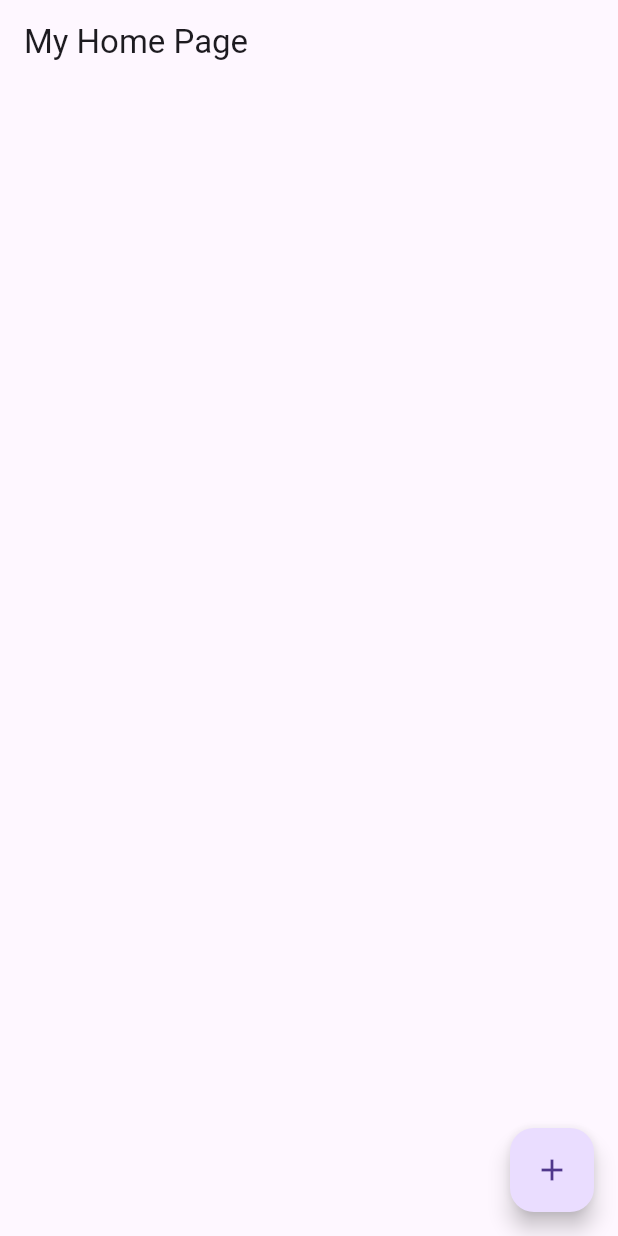
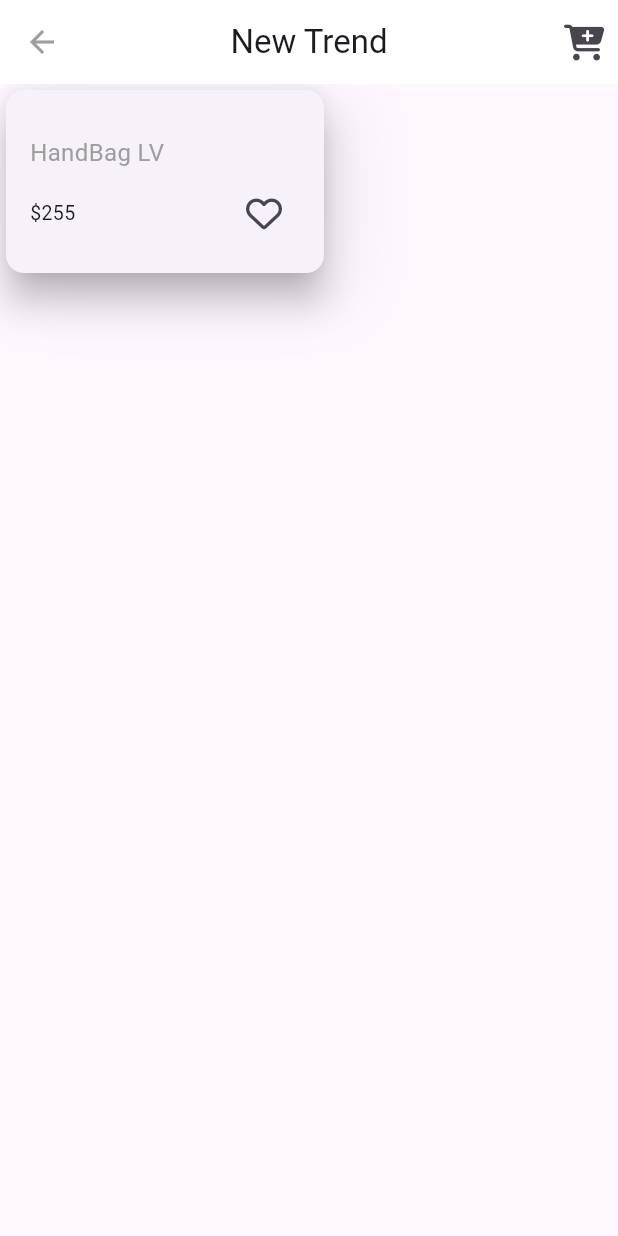
Before and after one commit to Mo7amed-fawzy/store-app, a Flutter app: the screen it shows after launch, on a phone screen of 412 x 824 dp. Run offline on Flutter 3.47's test engine with Material 3 defaults, Android fonts, the phone set to English and light mode, and no system bars; our stand-ins replace font_awesome_flutter.

Commit message:
create first look in ui

```diff
--- a/lib/main.dart
+++ b/lib/main.dart
@@ -1,60 +1,62 @@
-import 'package:flutter/foundation.dart';
 import 'package:flutter/material.dart';
-import 'package:http/http.dart' as http;
+import 'package:store_app/screens/home_page.dart';
 
 void main() {
-  runApp(const MyApp());
+  runApp(const StoreApp());
 }
 
-class MyApp extends StatelessWidget {
-  const MyApp({super.key});
+class StoreApp extends StatelessWidget {
+  const StoreApp({super.key});
 
   @override
   Widget build(BuildContext context) {
-    return const MaterialApp(
-      debugShowCheckedModeBanner: false,
-      home: MyHomePage(),
+    return MaterialApp(
+      // بحط الروتس علشان احط الويدجيت من خلال الاسم
+      routes: {
+        HomePage.id: (context) => const HomePage(),
+      },
+      initialRoute: HomePage.id,
     );
   }
 }
 
-class MyHomePage extends StatelessWidget {
-  const MyHomePage({super.key});
+// class MyHomePage extends StatelessWidget {
+//   const MyHomePage({super.key});
 
-  @override
-  Widget build(BuildContext context) {
-    return Scaffold(
-      appBar: AppBar(
-        title: const Text('My Home Page'),
-      ),
-      body: const Center(),
-      floatingActionButton: FloatingActionButton(
-        onPressed: () async {
-          // Add your action here
-          http.Response response =
-              await http.post(Uri.parse('https://fakestoreapi.com/products'),
-                  // علشان البودي هي ماب فهعمل القوس دا
-                  body: {
-                'title': 'test product',
-                'price': '13.5',
-                'description': 'lorem ipsum set',
-                'image': 'https://i.pravatar.cc',
-                'category': 'electronic',
-              },
-                  // هحدد نوع البيانات البستقبلها والببعتها
-                  headers: {
-                'Accept': 'application/json',
-                'Content-Type':
-                    'application/x-www-form-urlencoded' // باخد القبل ال;
-              }); // bearer token يعني عندي صلاحيات علي اليوارال اني عندي صلاحيه اضيف
-          // وبستقبلها لما اعمل ريجستر وبترجع حاجه اسمها كريدينشيالز فالفايرباز
-          // جواها في حاجه اسمها توكن ودي بستعملها عشان اعبر ان عندي صلاحيه لاي حاجه علي فايرباز
-          if (kDebugMode) {
-            print(response.body);
-          }
-        },
-        child: const Icon(Icons.add),
-      ),
-    );
-  }
-}
+//   @override
+//   Widget build(BuildContext context) {
+//     return Scaffold(
+//       appBar: AppBar(
+//         title: const Text('My Home Page'),
+//       ),
+//       body: const Center(),
+//       floatingActionButton: FloatingActionButton(
+//         onPressed: () async {
+//           // Add your action here
+//           http.Response response =
+//               await http.post(Uri.parse('https://fakestoreapi.com/products'),
+//                   // علشان البودي هي ماب فهعمل القوس دا
+//                   body: {
+//                 'title': 'test product',
+//                 'price': '13.5',
+//                 'description': 'lorem ipsum set',
+//                 'image': 'https://i.pravatar.cc',
+//                 'category': 'electronic',
+//               },
+//                   // هحدد نوع البيانات البستقبلها والببعتها
+//                   headers: {
+//                 'Accept': 'application/json',
+//                 'Content-Type':
+//                     'application/x-www-form-urlencoded' // باخد القبل ال;
+//               }); // bearer token يعني عندي صلاحيات علي اليوارال اني عندي صلاحيه اضيف
+//           // وبستقبلها لما اعمل ريجستر وبترجع حاجه اسمها كريدينشيالز فالفايرباز
+//           // جواها في حاجه اسمها توكن ودي بستعملها عشان اعبر ان عندي صلاحيه لاي حاجه علي فايرباز
+//           if (kDebugMode) {
+//             print(response.body);
+//           }
+//         },
+//         child: const Icon(Icons.add),
+//       ),
+//     );
+//   }
+// }
--- /dev/null
+++ b/lib/screens/home_page.dart
@@ -0,0 +1,82 @@
+import 'package:flutter/material.dart';
+import 'package:font_awesome_flutter/font_awesome_flutter.dart';
+
+class HomePage extends StatelessWidget {
+  const HomePage({super.key});
+  static String id = 'HomePage';
+
+  @override
+  Widget build(BuildContext context) {
+    return Scaffold(
+      appBar: AppBar(
+        backgroundColor: Colors.white,
+        elevation: 0, // دي يعني الارتفاع والمقصد اختلافها عن الحوليها فاللون
+        leading: IconButton(
+          onPressed: () {},
+          icon: const Icon(
+            Icons.arrow_back,
+            color: Colors.grey,
+          ),
+        ),
+        title: const Text(
+          'New Trend',
+        ),
+        centerTitle: true,
+        // actions: const [Icon(Icons.shopping_cart)],
+        actions: [
+          IconButton(
+            onPressed: () {},
+            icon: const Icon(
+              FontAwesomeIcons.cartPlus,
+            ),
+          ),
+        ],
+      ),
+      body: Container(
+        height: 130,
+        width: 220,
+        decoration: BoxDecoration(boxShadow: [
+          BoxShadow(
+              blurRadius: 40,
+              color: Colors.grey.withOpacity(.2),
+              spreadRadius: 0, // بيقولك هيتحرك مسافه قد اي او مدى تشويش الظل
+              offset: const Offset(10, 10) // مقدار التحرك x,y
+              )
+        ] // بستخدمه علشان اتحكم فالشادو بتاع الكارد
+            ),
+        child: Card(
+          elevation: 10,
+          child: Padding(
+            padding: const EdgeInsets.symmetric(horizontal: 16, vertical: 16),
+            child: Column(
+              mainAxisAlignment: MainAxisAlignment.end,
+              crossAxisAlignment: CrossAxisAlignment.start,
+              children: [
+                const Text(
+                  'HandBag LV',
+                  style: TextStyle(color: Colors.grey, fontSize: 16),
+                ),
+                const SizedBox(height: 5),
+                Row(
+                  mainAxisAlignment: MainAxisAlignment.spaceBetween,
+                  // الرو اخد المساحه المتاحه ليه فبتالي الاب بيسنتر حاجته فهعمل كروساكسسالايمنت
+                  children: [
+                    const Text(
+                      '\$255',
+                      // r'$255',
+                      style: TextStyle(fontSize: 13),
+                    ),
+                    IconButton(
+                        onPressed: () {},
+                        icon: const Icon(FontAwesomeIcons.heart)),
+                    // Icon(Icons.favorite)
+                  ],
+                )
+              ],
+            ),
+          ),
+        ),
+      ),
+    );
+  }
+}
```
Also changed, not shown: pubspec.yaml (+1 -6 lines), pubspec.lock, 1 other file.
